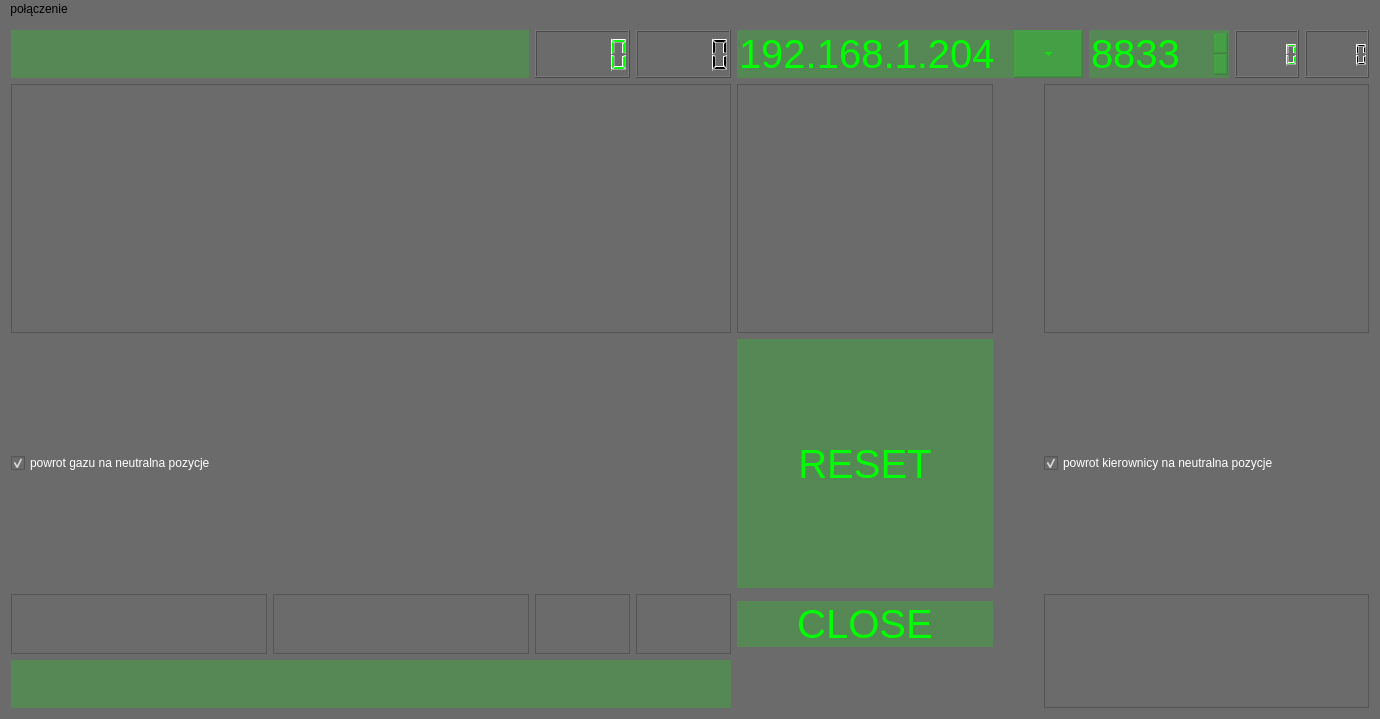
Above: pilot/pilotwindow.ui from cyniu88/QT_kurs before the change. Below: the same form after it.
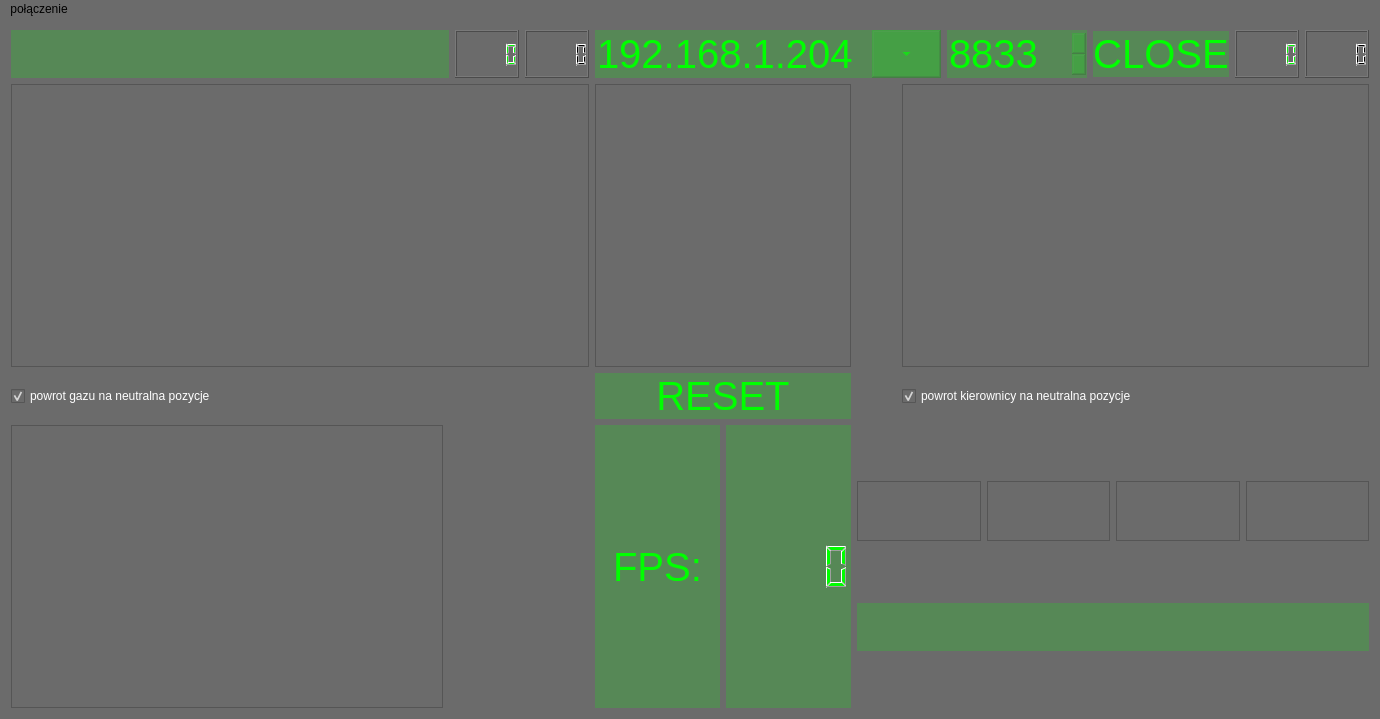
That is the form after the change. Icons and pictures are not drawn.

Commit message: dodano zmiany w pilocie

Diff of the .ui file:
```diff
--- a/pilot/pilotwindow.ui
+++ b/pilot/pilotwindow.ui
@@ -10,6 +10,12 @@
     <height>719</height>
    </rect>
   </property>
+  <property name="sizePolicy">
+   <sizepolicy hsizetype="Fixed" vsizetype="Preferred">
+    <horstretch>0</horstretch>
+    <verstretch>0</verstretch>
+   </sizepolicy>
+  </property>
   <property name="cursor">
    <cursorShape>ArrowCursor</cursorShape>
   </property>
@@ -37,6 +43,30 @@
   </property>
   <widget class="QWidget" name="centralWidget">
    <layout class="QGridLayout" name="gridLayout">
+    <item row="0" column="7" colspan="2">
+     <widget class="QSpinBox" name="port">
+      <property name="sizePolicy">
+       <sizepolicy hsizetype="Fixed" vsizetype="Fixed">
+        <horstretch>0</horstretch>
+        <verstretch>0</verstretch>
+       </sizepolicy>
+      </property>
+      <property name="styleSheet">
+       <string notr="true">background-color: rgba(0, 255, 0, 50);
+ border: true;
+	border-color: rgb(0, 255, 0);
+	color: rgb(0, 255, 0);
+    font-family:  &quot;Franklin Gothic Medium&quot;;
+    font-size:  40px;</string>
+      </property>
+      <property name="maximum">
+       <number>99999</number>
+      </property>
+      <property name="value">
+       <number>8833</number>
+      </property>
+     </widget>
+    </item>
     <item row="1" column="0" colspan="4">
      <widget class="QGraphicsView" name="graphicsView_gaz">
       <property name="verticalScrollBarPolicy">
@@ -66,79 +96,6 @@
       </property>
      </widget>
     </item>
-    <item row="3" column="2">
-     <widget class="QGraphicsView" name="graphicsView_C">
-      <property name="sizePolicy">
-       <sizepolicy hsizetype="Expanding" vsizetype="Ignored">
-        <horstretch>0</horstretch>
-        <verstretch>0</verstretch>
-       </sizepolicy>
-      </property>
-      <property name="verticalScrollBarPolicy">
-       <enum>Qt::ScrollBarAlwaysOff</enum>
-      </property>
-      <property name="horizontalScrollBarPolicy">
-       <enum>Qt::ScrollBarAlwaysOff</enum>
-      </property>
-     </widget>
-    </item>
-    <item row="3" column="3">
-     <widget class="QGraphicsView" name="graphicsView_D">
-      <property name="sizePolicy">
-       <sizepolicy hsizetype="Expanding" vsizetype="Ignored">
-        <horstretch>0</horstretch>
-        <verstretch>0</verstretch>
-       </sizepolicy>
-      </property>
-      <property name="verticalScrollBarPolicy">
-       <enum>Qt::ScrollBarAlwaysOff</enum>
-      </property>
-      <property name="horizontalScrollBarPolicy">
-       <enum>Qt::ScrollBarAlwaysOff</enum>
-      </property>
-     </widget>
-    </item>
-    <item row="3" column="0">
-     <widget class="QGraphicsView" name="graphicsView_A">
-      <property name="sizePolicy">
-       <sizepolicy hsizetype="Minimum" vsizetype="Maximum">
-        <horstretch>0</horstretch>
-        <verstretch>0</verstretch>
-       </sizepolicy>
-      </property>
-      <property name="maximumSize">
-       <size>
-        <width>16777215</width>
-        <height>60</height>
-       </size>
-      </property>
-      <property name="verticalScrollBarPolicy">
-       <enum>Qt::ScrollBarAlwaysOff</enum>
-      </property>
-      <property name="horizontalScrollBarPolicy">
-       <enum>Qt::ScrollBarAlwaysOff</enum>
-      </property>
-      <property name="sizeAdjustPolicy">
-       <enum>QAbstractScrollArea::AdjustIgnored</enum>
-      </property>
-     </widget>
-    </item>
-    <item row="3" column="1">
-     <widget class="QGraphicsView" name="graphicsView_B">
-      <property name="sizePolicy">
-       <sizepolicy hsizetype="Minimum" vsizetype="Ignored">
-        <horstretch>0</horstretch>
-        <verstretch>0</verstretch>
-       </sizepolicy>
-      </property>
-      <property name="verticalScrollBarPolicy">
-       <enum>Qt::ScrollBarAlwaysOff</enum>
-      </property>
-      <property name="horizontalScrollBarPolicy">
-       <enum>Qt::ScrollBarAlwaysOff</enum>
-      </property>
-     </widget>
-    </item>
     <item row="1" column="4">
      <widget class="QGraphicsView" name="graphicsView_barV">
       <property name="sizePolicy">
@@ -152,25 +109,10 @@
       </property>
      </widget>
     </item>
-    <item row="4" column="0" colspan="4">
-     <widget class="QLineEdit" name="infoTxt">
-      <property name="styleSheet">
-       <string notr="true">background-color: rgba(0, 255, 0, 50);
- border: true;
-	border-color: rgb(0, 255, 0);
-	color: rgb(0, 255, 0);
-    font-family:  &quot;Franklin Gothic Medium&quot;;
-    font-size:  40px;</string>
-      </property>
-      <property name="readOnly">
-       <bool>true</bool>
-      </property>
-     </widget>
-    </item>
     <item row="2" column="4">
      <widget class="QPushButton" name="reset">
       <property name="sizePolicy">
-       <sizepolicy hsizetype="Minimum" vsizetype="Expanding">
+       <sizepolicy hsizetype="Minimum" vsizetype="Fixed">
         <horstretch>0</horstretch>
         <verstretch>0</verstretch>
        </sizepolicy>
@@ -188,8 +130,14 @@
       </property>
      </widget>
     </item>
-    <item row="2" column="6" colspan="5">
+    <item row="2" column="6" colspan="6">
      <widget class="QCheckBox" name="checkBoxWheel">
+      <property name="sizePolicy">
+       <sizepolicy hsizetype="Fixed" vsizetype="Fixed">
+        <horstretch>0</horstretch>
+        <verstretch>0</verstretch>
+       </sizepolicy>
+      </property>
       <property name="styleSheet">
        <string notr="true">color: rgb(255, 255, 255);</string>
       </property>
@@ -214,27 +162,6 @@
       </property>
      </widget>
     </item>
-    <item row="3" column="4">
-     <widget class="QPushButton" name="pushButton">
-      <property name="sizePolicy">
-       <sizepolicy hsizetype="Minimum" vsizetype="Maximum">
-        <horstretch>0</horstretch>
-        <verstretch>0</verstretch>
-       </sizepolicy>
-      </property>
-      <property name="styleSheet">
-       <string notr="true">background-color: rgba(0, 255, 0, 50);
- border: true;
-	border-color: rgb(0, 255, 0);
-	color: rgb(0, 255, 0);
-    font-family:  &quot;Franklin Gothic Medium&quot;;
-    font-size:  40px;</string>
-      </property>
-      <property name="text">
-       <string>CLOSE</string>
-      </property>
-     </widget>
-    </item>
     <item row="0" column="0" colspan="2">
      <widget class="QLineEdit" name="responsTxt">
       <property name="styleSheet">
@@ -249,6 +176,12 @@
     </item>
     <item row="0" column="4" colspan="3">
      <widget class="QComboBox" name="adresIP">
+      <property name="sizePolicy">
+       <sizepolicy hsizetype="Minimum" vsizetype="Fixed">
+        <horstretch>0</horstretch>
+        <verstretch>0</verstretch>
+       </sizepolicy>
+      </property>
       <property name="styleSheet">
        <string notr="true">
 QComboBox {
@@ -292,13 +225,20 @@
       </item>
      </widget>
     </item>
+    <item row="0" column="11">
+     <widget class="QLCDNumber" name="skretLCD_y">
+      <property name="sizePolicy">
+       <sizepolicy hsizetype="Fixed" vsizetype="Minimum">
+        <horstretch>0</horstretch>
+        <verstretch>0</verstretch>
+       </sizepolicy>
+      </property>
+     </widget>
+    </item>
     <item row="0" column="10">
-     <widget class="QLCDNumber" name="skretLCD_y"/>
-    </item>
-    <item row="0" column="9">
      <widget class="QLCDNumber" name="skretLCD_x">
       <property name="sizePolicy">
-       <sizepolicy hsizetype="Minimum" vsizetype="Minimum">
+       <sizepolicy hsizetype="Fixed" vsizetype="Minimum">
         <horstretch>0</horstretch>
         <verstretch>0</verstretch>
        </sizepolicy>
@@ -308,45 +248,14 @@
       </property>
      </widget>
     </item>
-    <item row="0" column="7" colspan="2">
-     <widget class="QSpinBox" name="port">
-      <property name="sizePolicy">
-       <sizepolicy hsizetype="MinimumExpanding" vsizetype="Fixed">
-        <horstretch>0</horstretch>
-        <verstretch>0</verstretch>
-       </sizepolicy>
-      </property>
-      <property name="styleSheet">
-       <string notr="true">background-color: rgba(0, 255, 0, 50);
- border: true;
-	border-color: rgb(0, 255, 0);
-	color: rgb(0, 255, 0);
-    font-family:  &quot;Franklin Gothic Medium&quot;;
-    font-size:  40px;</string>
-      </property>
-      <property name="maximum">
-       <number>99999</number>
-      </property>
-      <property name="value">
-       <number>8833</number>
-      </property>
-     </widget>
-    </item>
-    <item row="3" column="6" rowspan="2" colspan="5">
-     <widget class="QGraphicsView" name="graphicsView_barH">
-      <property name="sizePolicy">
-       <sizepolicy hsizetype="Expanding" vsizetype="Ignored">
-        <horstretch>0</horstretch>
-        <verstretch>0</verstretch>
-       </sizepolicy>
-      </property>
-      <property name="horizontalScrollBarPolicy">
-       <enum>Qt::ScrollBarAsNeeded</enum>
-      </property>
-     </widget>
-    </item>
-    <item row="1" column="6" colspan="5">
+    <item row="1" column="6" colspan="6">
      <widget class="QGraphicsView" name="graphicsView_skret">
+      <property name="sizePolicy">
+       <sizepolicy hsizetype="Preferred" vsizetype="Expanding">
+        <horstretch>0</horstretch>
+        <verstretch>0</verstretch>
+       </sizepolicy>
+      </property>
       <property name="verticalScrollBarPolicy">
        <enum>Qt::ScrollBarAlwaysOff</enum>
       </property>
@@ -371,6 +280,168 @@
       </property>
      </widget>
     </item>
+    <item row="4" column="4">
+     <layout class="QGridLayout" name="gridLayout_2">
+      <item row="0" column="1">
+       <widget class="QLCDNumber" name="FPS_LCD">
+        <property name="font">
+         <font>
+          <family>Franklin Gothic Medium</family>
+          <pointsize>-1</pointsize>
+         </font>
+        </property>
+        <property name="styleSheet">
+         <string notr="true">background-color: rgba(0, 255, 0, 50);
+ border: true;
+	border-color: rgb(0, 255, 0);
+	color: rgb(0, 255, 0);
+    font-family:  &quot;Franklin Gothic Medium&quot;;
+    font-size:  40px;</string>
+        </property>
+       </widget>
+      </item>
+      <item row="0" column="0">
+       <widget class="QLabel" name="label">
+        <property name="styleSheet">
+         <string notr="true">background-color: rgba(0, 255, 0, 50);
+ border: true;
+	border-color: rgb(0, 255, 0);
+	color: rgb(0, 255, 0);
+    font-family:  &quot;Franklin Gothic Medium&quot;;
+    font-size:  40px;</string>
+        </property>
+        <property name="text">
+         <string>FPS:</string>
+        </property>
+        <property name="alignment">
+         <set>Qt::AlignCenter</set>
+        </property>
+       </widget>
+      </item>
+     </layout>
+    </item>
+    <item row="4" column="5" colspan="7">
+     <layout class="QGridLayout" name="gridLayout_5">
+      <item row="0" column="2">
+       <widget class="QGraphicsView" name="graphicsView_C">
+        <property name="sizePolicy">
+         <sizepolicy hsizetype="Ignored" vsizetype="Ignored">
+          <horstretch>0</horstretch>
+          <verstretch>0</verstretch>
+         </sizepolicy>
+        </property>
+        <property name="verticalScrollBarPolicy">
+         <enum>Qt::ScrollBarAlwaysOff</enum>
+        </property>
+        <property name="horizontalScrollBarPolicy">
+         <enum>Qt::ScrollBarAlwaysOff</enum>
+        </property>
+       </widget>
+      </item>
+      <item row="0" column="0">
+       <widget class="QGraphicsView" name="graphicsView_A">
+        <property name="sizePolicy">
+         <sizepolicy hsizetype="Ignored" vsizetype="Ignored">
+          <horstretch>0</horstretch>
+          <verstretch>0</verstretch>
+         </sizepolicy>
+        </property>
+        <property name="maximumSize">
+         <size>
+          <width>16777215</width>
+          <height>60</height>
+         </size>
+        </property>
+        <property name="verticalScrollBarPolicy">
+         <enum>Qt::ScrollBarAlwaysOff</enum>
+        </property>
+        <property name="horizontalScrollBarPolicy">
+         <enum>Qt::ScrollBarAlwaysOff</enum>
+        </property>
+        <property name="sizeAdjustPolicy">
+         <enum>QAbstractScrollArea::AdjustIgnored</enum>
+        </property>
+       </widget>
+      </item>
+      <item row="0" column="1">
+       <widget class="QGraphicsView" name="graphicsView_B">
+        <property name="sizePolicy">
+         <sizepolicy hsizetype="Ignored" vsizetype="Ignored">
+          <horstretch>0</horstretch>
+          <verstretch>0</verstretch>
+         </sizepolicy>
+        </property>
+        <property name="verticalScrollBarPolicy">
+         <enum>Qt::ScrollBarAlwaysOff</enum>
+        </property>
+        <property name="horizontalScrollBarPolicy">
+         <enum>Qt::ScrollBarAlwaysOff</enum>
+        </property>
+       </widget>
+      </item>
+      <item row="0" column="3">
+       <widget class="QGraphicsView" name="graphicsView_D">
+        <property name="sizePolicy">
+         <sizepolicy hsizetype="Ignored" vsizetype="Ignored">
+          <horstretch>0</horstretch>
+          <verstretch>0</verstretch>
+         </sizepolicy>
+        </property>
+        <property name="verticalScrollBarPolicy">
+         <enum>Qt::ScrollBarAlwaysOff</enum>
+        </property>
+        <property name="horizontalScrollBarPolicy">
+         <enum>Qt::ScrollBarAlwaysOff</enum>
+        </property>
+       </widget>
+      </item>
+      <item row="1" column="0" colspan="4">
+       <widget class="QLineEdit" name="infoTxt">
+        <property name="sizePolicy">
+         <sizepolicy hsizetype="Expanding" vsizetype="Fixed">
+          <horstretch>0</horstretch>
+          <verstretch>0</verstretch>
+         </sizepolicy>
+        </property>
+        <property name="styleSheet">
+         <string notr="true">background-color: rgba(0, 255, 0, 50);
+ border: true;
+	border-color: rgb(0, 255, 0);
+	color: rgb(0, 255, 0);
+    font-family:  &quot;Franklin Gothic Medium&quot;;
+    font-size:  40px;</string>
+        </property>
+        <property name="readOnly">
+         <bool>true</bool>
+        </property>
+       </widget>
+      </item>
+     </layout>
+    </item>
+    <item row="4" column="0">
+     <widget class="QGraphicsView" name="graphicsView_barH"/>
+    </item>
+    <item row="0" column="9">
+     <widget class="QPushButton" name="pushButton">
+      <property name="sizePolicy">
+       <sizepolicy hsizetype="Minimum" vsizetype="Maximum">
+        <horstretch>0</horstretch>
+        <verstretch>0</verstretch>
+       </sizepolicy>
+      </property>
+      <property name="styleSheet">
+       <string notr="true">background-color: rgba(0, 255, 0, 50);
+ border: true;
+	border-color: rgb(0, 255, 0);
+	color: rgb(0, 255, 0);
+    font-family:  &quot;Franklin Gothic Medium&quot;;
+    font-size:  40px;</string>
+      </property>
+      <property name="text">
+       <string>CLOSE</string>
+      </property>
+     </widget>
+    </item>
    </layout>
   </widget>
   <widget class="QMenuBar" name="menuBar">
```
The commit also changes 2 other files.
